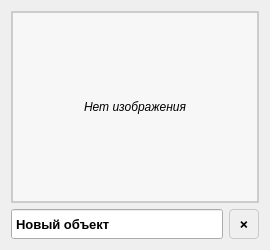
b1t0nese/MacLearn, file src/interface_module/uis/widgets/object_card.ui: the form before one commit.
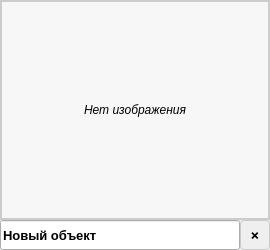
The form after the commit.

Patch:
```diff
--- a/src/interface_module/uis/widgets/object_card.ui
+++ b/src/interface_module/uis/widgets/object_card.ui
@@ -14,10 +14,22 @@
     <height>275</height>
    </size>
   </property>
-  <property name="styleSheet">
-   <string notr="true">padding: 2px;</string>
-  </property>
   <layout class="QVBoxLayout" name="verticalLayout_5">
+   <property name="spacing">
+    <number>0</number>
+   </property>
+   <property name="leftMargin">
+    <number>0</number>
+   </property>
+   <property name="topMargin">
+    <number>0</number>
+   </property>
+   <property name="rightMargin">
+    <number>0</number>
+   </property>
+   <property name="bottomMargin">
+    <number>0</number>
+   </property>
    <item>
      <widget class="QLabel" name="object_image">
       <property name="styleSheet">
@@ -42,6 +54,21 @@
    </item>
    <item>
     <layout class="QHBoxLayout" name="horizontalLayout_10">
+     <property name="spacing">
+      <number>0</number>
+     </property>
+     <property name="leftMargin">
+      <number>0</number>
+     </property>
+     <property name="topMargin">
+      <number>0</number>
+     </property>
+     <property name="rightMargin">
+      <number>0</number>
+     </property>
+     <property name="bottomMargin">
+      <number>0</number>
+     </property>
      <item>
       <widget class="QLineEdit" name="object_name">
        <property name="styleSheet">
```
